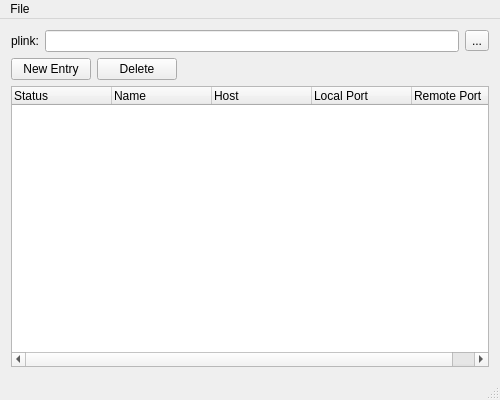
Above: mainwindow.ui from shyim/tunnelmanager before the change. Below: the same form after it.
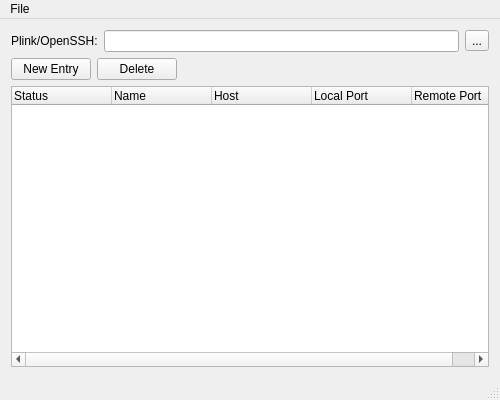
That is the form after the change.

Commit message: Support for CMake and OpenSSH for Windows added, Qt upstream

Patch:
```diff
--- a/mainwindow.ui
+++ b/mainwindow.ui
@@ -20,7 +20,7 @@
       <item>
        <widget class="QLabel" name="labelPlink">
         <property name="text">
-         <string>plink:</string>
+         <string>Plink/OpenSSH:</string>
         </property>
        </widget>
       </item>
```
Left out of the diff: 8 changed lines with no effect on the pictures. The commit also changes 20 other files.
